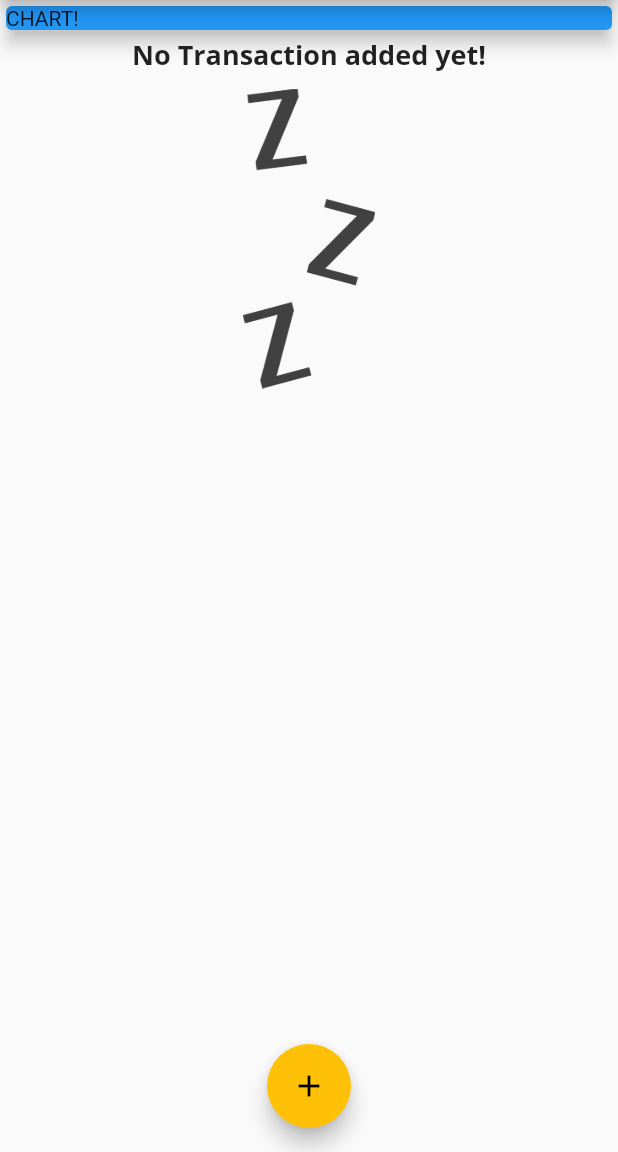
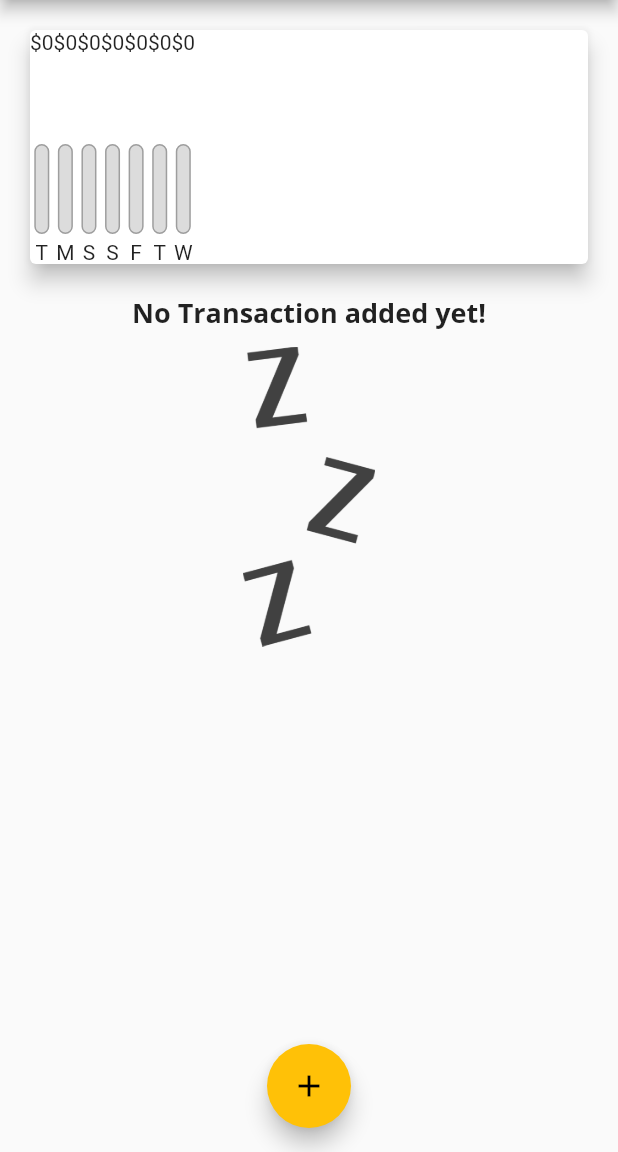
Before and after one commit to KavindaLochana/expensaa, a Flutter app: the screen it shows after launch, on a phone screen of 412 x 824 dp, the part 84-1236 px from its top. Run offline on Flutter 3.47's test engine with Material 2 defaults, Android fonts, the phone set to English and light mode, and no system bars.

Commit message:
added chat to show transactions without styling

```diff
--- a/lib/main.dart
+++ b/lib/main.dart
@@ -1,4 +1,5 @@
 import 'package:expensaa/models/transaction.dart';
+import 'package:expensaa/widgets/chart.dart';
 import 'package:expensaa/widgets/new_transaction.dart';
 import 'package:expensaa/widgets/transaction_list.dart';
 import 'package:flutter/material.dart';
@@ -59,6 +60,18 @@ class _MyHomePageState extends State<MyHomePage> {
     // ),
   ];
 
+  List<Transaction>? get _recentTransactions {
+    return _userTransactions.where(
+      (tx) {
+        return tx.date.isAfter(
+          DateTime.now().subtract(
+            const Duration(days: 7),
+          ),
+        );
+      },
+    ).toList();
+  }
+
   void _addNewTransaction(String txTitle, double txAmount) {
     final newTx = Transaction(
       title: txTitle,
@@ -105,14 +118,7 @@ class _MyHomePageState extends State<MyHomePage> {
           // mainAxisAlignment: MainAxisAlignment.start,
           crossAxisAlignment: CrossAxisAlignment.stretch,
           children: <Widget>[
-            Container(
-              width: double.infinity,
-              child: const Card(
-                color: Colors.blue,
-                elevation: 5,
-                child: Text('CHART!'),
-              ),
-            ),
+            Chart(_recentTransactions!),
             TransactionList(_userTransactions),
           ],
         ),
--- /dev/null
+++ b/lib/widgets/chart.dart
@@ -0,0 +1,58 @@
+import 'package:expensaa/models/transaction.dart';
+import 'package:expensaa/widgets/chart_bar.dart';
+import 'package:flutter/material.dart';
+import 'package:intl/intl.dart';
+
+class Chart extends StatelessWidget {
+  final List<Transaction> recentTransactions;
+
+  Chart(this.recentTransactions);
+
+  List<Map<String, dynamic>> get groupedTransactionValues {
+    return List.generate(7, (index) {
+      final weekDay = DateTime.now().subtract(
+        Duration(days: index),
+      );
+
+      //this is to get transactions in a day
+      var totalSum = 0.0;
+      for (var i = 0; i < recentTransactions.length; i++) {
+        if (recentTransactions[i].date.day == weekDay.day &&
+            recentTransactions[i].date.month == weekDay.month &&
+            recentTransactions[i].date.year == weekDay.year) {
+          totalSum += recentTransactions[i].amount;
+        }
+      }
+
+      return {
+        'day': DateFormat.E().format(weekDay).substring(0, 1),
+        'amount': totalSum,
+      };
+    });
+  }
+
+  double get totalSpendings {
+    return groupedTransactionValues.fold(0.0, (sum, item) {
+      return sum + item['amount'];
+    });
+  }
+
+  @override
+  Widget build(BuildContext context) {
+    return Card(
+      elevation: 6,
+      margin: const EdgeInsets.all(20),
+      child: Row(
+        children: groupedTransactionValues.map((data) {
+          return ChartBar(
+            label: data['day'],
+            spendingAmount: data['amount'],
+            spendingPctOfTotal: totalSpendings == 0.0
+                ? 0.0
+                : (data['amount'] as double) / totalSpendings,
+          );
+        }).toList(),
+      ),
+    );
+  }
+}
--- /dev/null
+++ b/lib/widgets/chart_bar.dart
@@ -0,0 +1,57 @@
+import 'package:flutter/material.dart';
+
+class ChartBar extends StatelessWidget {
+  final String label;
+  final double spendingAmount;
+  final double spendingPctOfTotal;
+
+  const ChartBar(
+      {Key? key,
+      required this.label,
+      required this.spendingAmount,
+      required this.spendingPctOfTotal})
+      : super(key: key);
+
+  @override
+  Widget build(BuildContext context) {
+    return Column(
+      children: [
+        Text('\$${spendingAmount.toStringAsFixed(0)}'),
+        const SizedBox(
+          height: 60,
+        ),
+        Container(
+          height: 60,
+          width: 10,
+          child: Stack(
+            children: [
+              Container(
+                decoration: BoxDecoration(
+                  border: Border.all(
+                    color: Colors.grey,
+                    width: 1.0,
+                  ),
+                  color: Color.fromRGBO(220, 220, 220, 1),
+                  borderRadius: BorderRadius.circular(10),
+                ),
+              ),
+              FractionallySizedBox(
+                heightFactor: spendingPctOfTotal,
+                child: Container(
+                  decoration: BoxDecoration(
+                    color: Theme.of(context).primaryColor,
+                    borderRadius: BorderRadius.circular(10),
+                  ),
+                ),
+              ),
+            ],
+          ),
+        ),
+        const SizedBox(
+          height: 4,
+        ),
+        Text(label),
+      ],
+    );
+  }
+}
```
